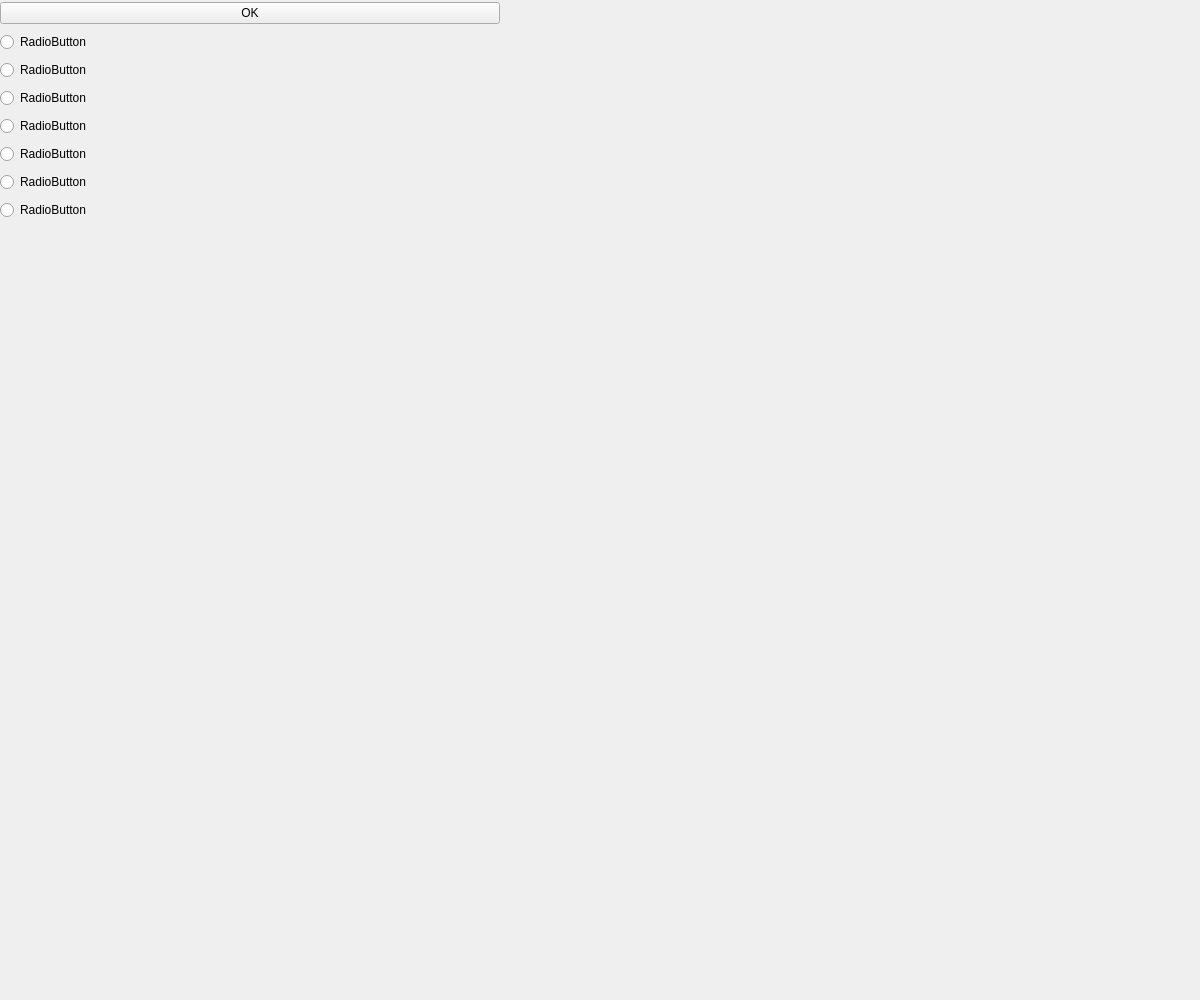
Qt form Application/Source/Dialog/Dialog.ui (rlarudgh1997/Application) before a commit.
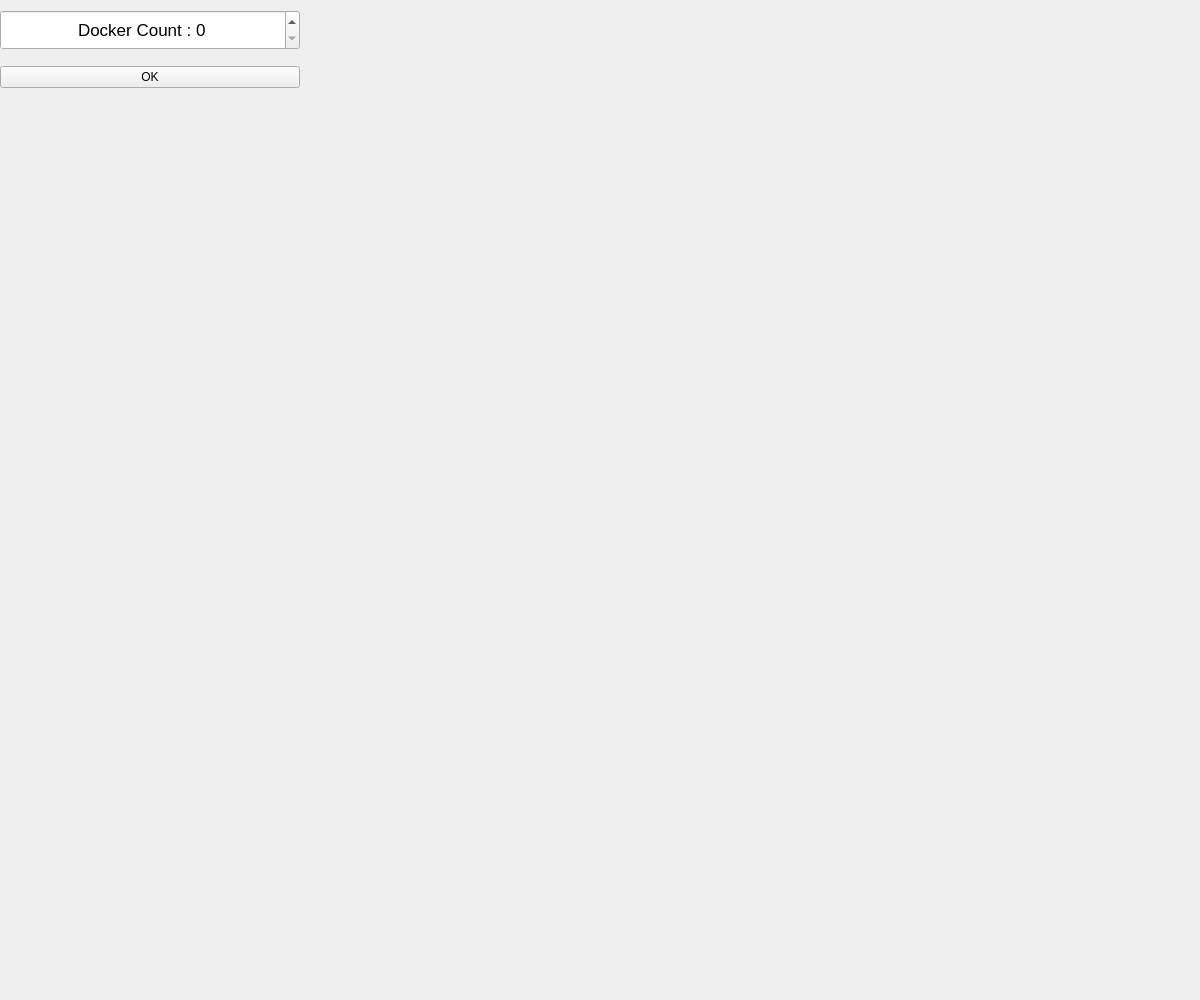
The same form after that commit. The open tabs and pages were chosen to show the change.

Patch:
```diff
--- a/Application/Source/Dialog/Dialog.ui
+++ b/Application/Source/Dialog/Dialog.ui
@@ -1405,70 +1405,75 @@
       <rect>
        <x>0</x>
        <y>0</y>
-       <width>500</width>
-       <height>230</height>
+       <width>300</width>
+       <height>100</height>
       </rect>
      </property>
      <layout class="QVBoxLayout" name="verticalLayout_3">
       <item>
-       <widget class="QPushButton" name="SelectRadioOK2">
+       <widget class="QSpinBox" name="SelectValueSpinBox">
+        <property name="sizePolicy">
+         <sizepolicy hsizetype="Minimum" vsizetype="Preferred">
+          <horstretch>0</horstretch>
+          <verstretch>0</verstretch>
+         </sizepolicy>
+        </property>
+        <property name="maximumSize">
+         <size>
+          <width>16777215</width>
+          <height>40</height>
+         </size>
+        </property>
+        <property name="font">
+         <font>
+          <pointsize>13</pointsize>
+         </font>
+        </property>
+        <property name="wrapping">
+         <bool>false</bool>
+        </property>
+        <property name="frame">
+         <bool>true</bool>
+        </property>
+        <property name="alignment">
+         <set>Qt::AlignCenter</set>
+        </property>
+        <property name="readOnly">
+         <bool>false</bool>
+        </property>
+        <property name="buttonSymbols">
+         <enum>QAbstractSpinBox::UpDownArrows</enum>
+        </property>
+        <property name="correctionMode">
+         <enum>QAbstractSpinBox::CorrectToPreviousValue</enum>
+        </property>
+        <property name="keyboardTracking">
+         <bool>true</bool>
+        </property>
+        <property name="showGroupSeparator" stdset="0">
+         <bool>false</bool>
+        </property>
+        <property name="suffix">
+         <string/>
+        </property>
+        <property name="prefix">
+         <string>Docker Count : </string>
+        </property>
+        <property name="maximum">
+         <number>30</number>
+        </property>
+        <property name="stepType">
+         <enum>QAbstractSpinBox::DefaultStepType</enum>
+        </property>
+       </widget>
+      </item>
+      <item>
+       <widget class="QPushButton" name="SelectValueOK">
         <property name="text">
          <string>OK</string>
         </property>
        </widget>
       </item>
-      <item>
-       <widget class="QRadioButton" name="SelectRadioButton_01">
-        <property name="text">
-         <string>RadioButton</string>
-        </property>
-       </widget>
-      </item>
-      <item>
-       <widget class="QRadioButton" name="SelectRadioButton_02">
-        <property name="text">
-         <string>RadioButton</string>
-        </property>
-       </widget>
-      </item>
-      <item>
-       <widget class="QRadioButton" name="SelectRadioButton_03">
-        <property name="text">
-         <string>RadioButton</string>
-        </property>
-       </widget>
-      </item>
-      <item>
-       <widget class="QRadioButton" name="SelectRadioButton_04">
-        <property name="text">
-         <string>RadioButton</string>
-        </property>
-       </widget>
-      </item>
-      <item>
-       <widget class="QRadioButton" name="SelectRadioButton_05">
-        <property name="text">
-         <string>RadioButton</string>
-        </property>
-       </widget>
-      </item>
-      <item>
-       <widget class="QRadioButton" name="SelectRadioButton_06">
-        <property name="text">
-         <string>RadioButton</string>
-        </property>
-       </widget>
-      </item>
-      <item>
-       <widget class="QRadioButton" name="SelectRadioButton_07">
-        <property name="enabled">
-         <bool>true</bool>
-        </property>
-        <property name="text">
-         <string>RadioButton</string>
-        </property>
-       </widget>
-      </item>
      </layout>
     </widget>
    </widget>
```
Left out of the diff: 6 changed lines with no effect on the pictures.
